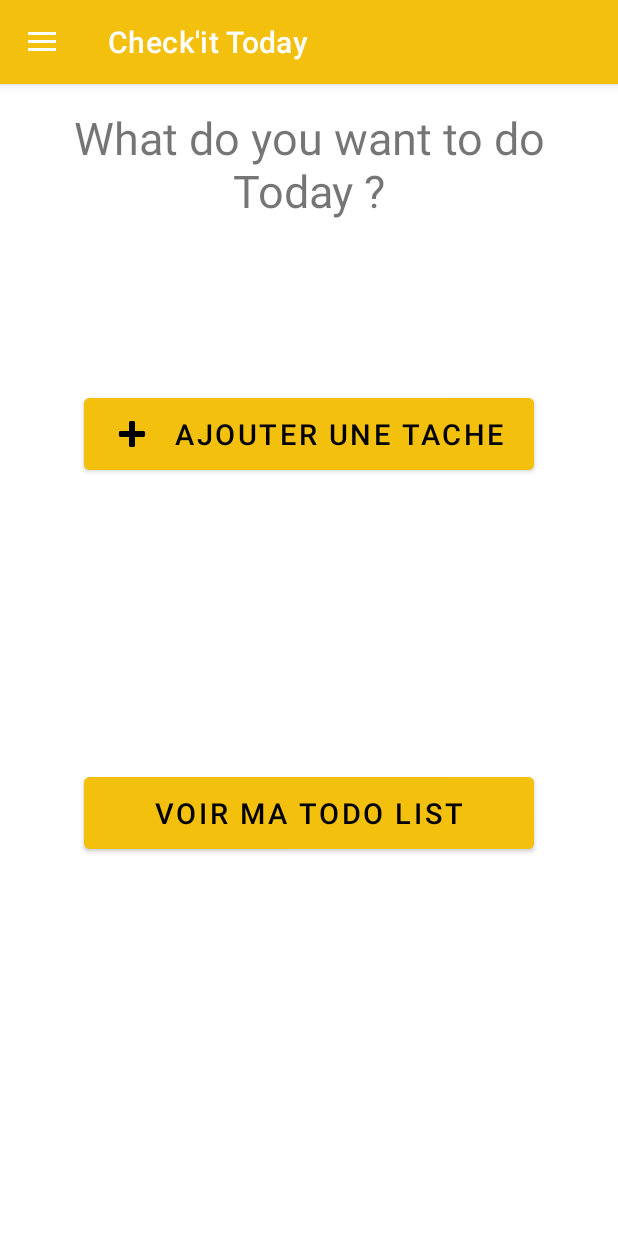
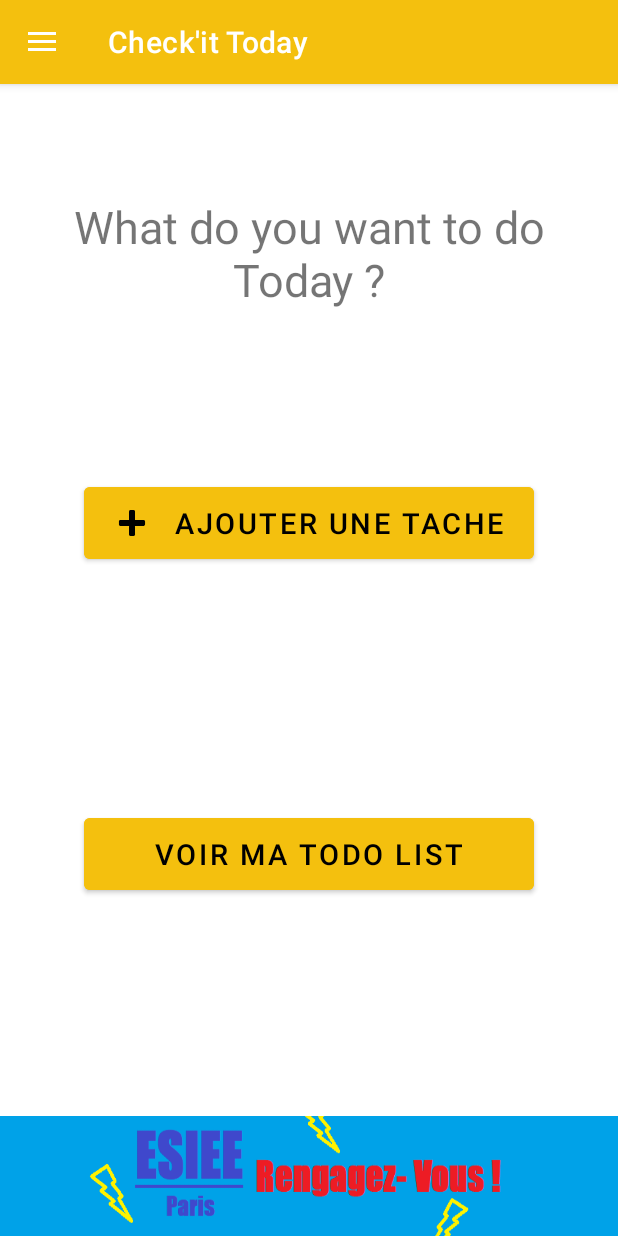
Before and after one commit to Landry-marlhac/AndroidAppESIEE, an Android app: the screen it shows after launch (MainActivity), on a phone screen of 412 x 824 dp. Run offline under Robolectric (Android 15) with nearby library versions, the phone set to English and light mode, and no system bars; our stand-ins replace navigation-ui.

Commit message:
PUB fonctionnelle sur Fragment1 (chekittoday) et Fragment3 (about us)

```diff
--- a/app/src/main/java/com/example/androidappesiee/ui/home/HomeFragment.java
+++ b/app/src/main/java/com/example/androidappesiee/ui/home/HomeFragment.java
@@ -1,12 +1,18 @@
 package com.example.androidappesiee.ui.home;
 
 import android.content.Intent;
+import android.content.SharedPreferences;
+import android.net.Uri;
 import android.os.Bundle;
 import android.view.LayoutInflater;
 import android.view.View;
 import android.view.ViewGroup;
+import android.view.animation.Animation;
+import android.view.animation.AnimationUtils;
 import android.widget.Button;
+import android.widget.ImageView;
 import android.widget.TextView;
+import android.widget.Toast;
 
 import androidx.annotation.NonNull;
 import androidx.annotation.Nullable;
@@ -25,6 +31,10 @@ public class HomeFragment extends Fragment {
 
     private HomeViewModel homeViewModel;
     private FragmentHomeBinding binding;
+    private ImageView pub;
+    private int nbr_pub;
+    private SharedPreferences pref;
+    private SharedPreferences.Editor editor;
 
     public View onCreateView(@NonNull LayoutInflater inflater,
                              ViewGroup container, Bundle savedInstanceState) {
@@ -54,6 +64,62 @@ public class HomeFragment extends Fragment {
             }
         });
 
+//Affichage des pub, incrémentation du nombre de clic sur la pub, toast a 5 pub cliqué DEBUT
+        pref = getContext().getSharedPreferences("MyPref", 0);
+        editor = pref.edit();
+        pub = (ImageView) root.findViewById(R.id.constraint_pub);
+
+        // Affichage une des pub de manière aléatoire
+        double rand = Math.random();
+        if (rand > 0.5) {
+            pub.setImageResource(R.drawable.pub_1);
+            nbr_pub=0;
+
+            Animation animation = AnimationUtils.loadAnimation(this.getContext(), R.anim.enter_from_bottom);
+            pub.startAnimation(animation);
+        } else {
+            pub.setImageResource(R.drawable.pub_2);
+            nbr_pub=1;
+
+            Animation animation = AnimationUtils.loadAnimation(this.getContext(), R.anim.enter_from_bottom);
+            pub.startAnimation(animation);
+        }
+        // S'occupe d'afficher et détécter le clique sur l'image (pub) et de lancer l'instance du nav internet
+        // Permet d'afficher un toast quand on a cliquer 5 fois sur la pub
+        pub.setOnClickListener(new View.OnClickListener() {
+            public void onClick(View v)
+            {
+                int times = pref.getInt("key_name", 0);
+                editor.putInt("key_name", times+1);
+                editor.apply();
+
+                //Toast.makeText(getContext(), "Vous avez vu :", Toast.LENGTH_LONG).show();
+                if (times % 5 == 0) {
+                    Toast.makeText(getContext(), "Felicitation voici de l'argent !", Toast.LENGTH_LONG).show();
+                }else{
+                    //affichage nombre de pub visioné
+                    //Toast.makeText(getContext(), "Vous avez vu :" + times + "pub", Toast.LENGTH_SHORT).show();
+                }
+
+                if (nbr_pub==0){
+                    Uri uri = Uri.parse("https://www.esiee.fr/");
+                    Intent intent = new Intent(Intent.ACTION_VIEW, uri);
+                    startActivity(intent);
+                }
+
+                if(nbr_pub==1){
+                    Uri uri = Uri.parse("http://demineur.hugames.fr/#level-1");
+                    Intent intent = new Intent(Intent.ACTION_VIEW, uri);
+                    startActivity(intent);
+                }
+            }
+        });
+//Affichage des pub, incrémentation du nombre de clic sur la pub, toast a 5 pub cliqué FIN
+
+
+
+
+
         return root;
     }
 
--- a/app/src/main/res/layout/fragment_home.xml
+++ b/app/src/main/res/layout/fragment_home.xml
@@ -6,6 +6,27 @@
     android:layout_height="match_parent"
     tools:context=".ui.home.HomeFragment"
     >
+
+    <ImageView
+        android:id="@+id/constraint_pub"
+        app:layout_constraintBottom_toBottomOf="parent"
+        android:layout_width="match_parent"
+        android:layout_height="80dp"
+        android:scaleType="fitXY"
+        android:src="@drawable/pub_1"
+        tools:layout_editor_absoluteX="0dp"
+        tools:layout_editor_absoluteY="0dp"
+        />
+
+    <androidx.constraintlayout.widget.ConstraintLayout
+        android:id="@+id/constraint_pres_equipe"
+        android:layout_width="match_parent"
+        android:layout_height="570dp"
+        app:layout_constraintBottom_toTopOf="@+id/constraint_pub"
+        app:layout_constraintEnd_toEndOf="parent"
+        app:layout_constraintHorizontal_bias="0.5"
+        app:layout_constraintStart_toStartOf="parent"
+        app:layout_constraintTop_toTopOf="parent">
 
         <TextView
             android:id="@+id/textView2"
@@ -55,3 +76,4 @@
             android:text="voir ma todo list"/>
 
     </androidx.constraintlayout.widget.ConstraintLayout>
+</androidx.constraintlayout.widget.ConstraintLayout>
```
Also changed, not shown: app/src/main/java/com/example/androidappesiee/ui/slideshow/SlideshowFragment.java (+5 -6 lines). Lines whose indentation alone changed are shown as unchanged.
